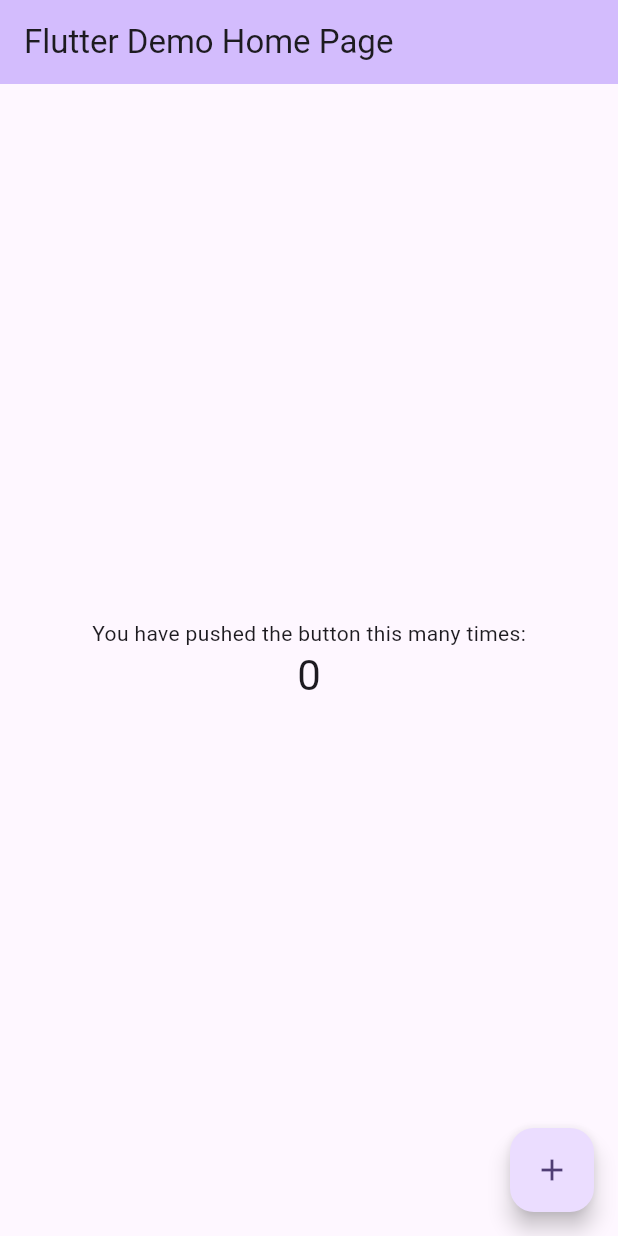
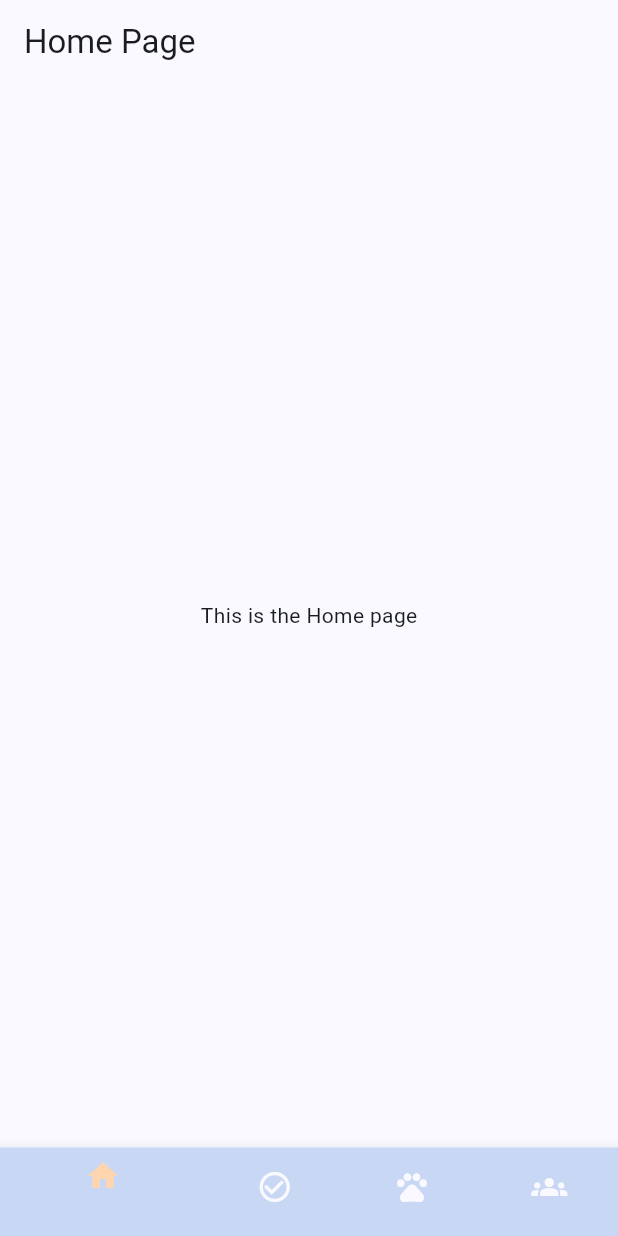
Before and after one commit to tyleraudino/PawsitiveMinds, a Flutter app: the screen it shows after launch, on a phone screen of 412 x 824 dp. Run offline on Flutter 3.47's test engine with Material 3 defaults, Android fonts, the phone set to English and light mode, and no system bars.

Commit message:
created separate pages and linked them together

```diff
--- /dev/null
+++ b/lib/goals.dart
@@ -0,0 +1,15 @@
+import 'package:flutter/material.dart';
+
+class GoalsPage extends StatelessWidget {
+  @override
+  Widget build(BuildContext context) {
+    return Scaffold(
+      appBar: AppBar(
+        title: Text('Goals Page'),
+      ),
+      body: Center(
+        child: Text('This is the Goals page'),
+      ),
+    );
+  }
+}
--- /dev/null
+++ b/lib/home.dart
@@ -0,0 +1,16 @@
+import 'package:flutter/material.dart';
+
+
+class HomePage extends StatelessWidget {
+  @override
+  Widget build(BuildContext context) {
+    return Scaffold(
+      appBar: AppBar(
+        title: Text('Home Page'),
+      ),
+      body: Center(
+        child: Text('This is the Home page'),
+      )
+    );
+  }
+}
--- /dev/null
+++ b/lib/login.dart
@@ -0,0 +1,15 @@
+import 'package:flutter/material.dart';
+
+class LoginPage extends StatelessWidget {
+  @override
+  Widget build(BuildContext context) {
+    return Scaffold(
+      appBar: AppBar(
+        title: Text('Login Page'),
+      ),
+      body: Center(
+        child: Text('This is the Login page'),
+      ),
+    );
+  }
+}
--- a/lib/main.dart
+++ b/lib/main.dart
@@ -1,125 +1,77 @@
 import 'package:flutter/material.dart';
+import 'home.dart';
+import 'goals.dart';
+import 'rewards.dart';
+import 'login.dart';
+import 'social.dart';
 
 void main() {
-  runApp(const MyApp());
+  runApp(MyApp());
 }
 
 class MyApp extends StatelessWidget {
-  const MyApp({super.key});
-
-  // This widget is the root of your application.
   @override
   Widget build(BuildContext context) {
     return MaterialApp(
-      title: 'Flutter Demo',
+      title: 'Pawsitive Minds',
       theme: ThemeData(
-        // This is the theme of your application.
-        //
-        // TRY THIS: Try running your application with "flutter run". You'll see
-        // the application has a purple toolbar. Then, without quitting the app,
-        // try changing the seedColor in the colorScheme below to Colors.green
-        // and then invoke "hot reload" (save your changes or press the "hot
-        // reload" button in a Flutter-supported IDE, or press "r" if you used
-        // the command line to start the app).
-        //
-        // Notice that the counter didn't reset back to zero; the application
-        // state is not lost during the reload. To reset the state, use hot
-        // restart instead.
-        //
-        // This works for code too, not just values: Most code changes can be
-        // tested with just a hot reload.
-        colorScheme: ColorScheme.fromSeed(seedColor: Colors.deepPurple),
-        useMaterial3: true,
+        colorSchemeSeed: const Color.fromRGBO(200, 215, 243, 1.0),
+        canvasColor: const Color.fromRGBO(200, 215, 243, 1.0),
       ),
-      home: const MyHomePage(title: 'Flutter Demo Home Page'),
+      home: MainPage(),
     );
   }
 }
 
-class MyHomePage extends StatefulWidget {
-  const MyHomePage({super.key, required this.title});
-
-  // This widget is the home page of your application. It is stateful, meaning
-  // that it has a State object (defined below) that contains fields that affect
-  // how it looks.
-
-  // This class is the configuration for the state. It holds the values (in this
-  // case the title) provided by the parent (in this case the App widget) and
-  // used by the build method of the State. Fields in a Widget subclass are
-  // always marked "final".
-
-  final String title;
-
+class MainPage extends StatefulWidget {
   @override
-  State<MyHomePage> createState() => _MyHomePageState();
+  _MainPageState createState() => _MainPageState();
 }
 
-class _MyHomePageState extends State<MyHomePage> {
-  int _counter = 0;
+class _MainPageState extends State<MainPage> {
+  int _selectedIndex = 0;
 
-  void _incrementCounter() {
+  static List<Widget> _pages = <Widget>[
+    HomePage(),
+    GoalsPage(),
+    RewardsPage(),
+    SocialPage(),
+  ];
+
+  void _onItemTapped(int index) {
     setState(() {
-      // This call to setState tells the Flutter framework that something has
-      // changed in this State, which causes it to rerun the build method below
-      // so that the display can reflect the updated values. If we changed
-      // _counter without calling setState(), then the build method would not be
-      // called again, and so nothing would appear to happen.
-      _counter++;
+      _selectedIndex = index;
     });
   }
 
   @override
   Widget build(BuildContext context) {
-    // This method is rerun every time setState is called, for instance as done
-    // by the _incrementCounter method above.
-    //
-    // The Flutter framework has been optimized to make rerunning build methods
-    // fast, so that you can just rebuild anything that needs updating rather
-    // than having to individually change instances of widgets.
     return Scaffold(
-      appBar: AppBar(
-        // TRY THIS: Try changing the color here to a specific color (to
-        // Colors.amber, perhaps?) and trigger a hot reload to see the AppBar
-        // change color while the other colors stay the same.
-        backgroundColor: Theme.of(context).colorScheme.inversePrimary,
-        // Here we take the value from the MyHomePage object that was created by
-        // the App.build method, and use it to set our appbar title.
-        title: Text(widget.title),
+      body: _pages[_selectedIndex],
+      bottomNavigationBar: BottomNavigationBar(
+        items: const <BottomNavigationBarItem>[
+          BottomNavigationBarItem(
+            icon: Icon(Icons.home),
+            label: "",
+          ),
+          BottomNavigationBarItem(
+            icon: Icon(Icons.check_circle_outline),
+            label: "",
+          ),
+          BottomNavigationBarItem(
+            icon: Icon(Icons.pets),
+            label: "",
+          ),
+          BottomNavigationBarItem(
+            icon: Icon(Icons.groups),
+            label: "",
+          )
+        ],
+        backgroundColor: const Color.fromRGBO(200, 215, 243, 1.0),
+        currentIndex: _selectedIndex,
+        selectedItemColor: const Color.fromRGBO(255,213,176, 1.0),
+        onTap: _onItemTapped,
       ),
-      body: Center(
-        // Center is a layout widget. It takes a single child and positions it
-        // in the middle of the parent.
-        child: Column(
-          // Column is also a layout widget. It takes a list of children and
-          // arranges them vertically. By default, it sizes itself to fit its
-          // children horizontally, and tries to be as tall as its parent.
-          //
-          // Column has various properties to control how it sizes itself and
-          // how it positions its children. Here we use mainAxisAlignment to
-          // center the children vertically; the main axis here is the vertical
-          // axis because Columns are vertical (the cross axis would be
-          // horizontal).
-          //
-          // TRY THIS: Invoke "debug painting" (choose the "Toggle Debug Paint"
-          // action in the IDE, or press "p" in the console), to see the
-          // wireframe for each widget.
-          mainAxisAlignment: MainAxisAlignment.center,
-          children: <Widget>[
-            const Text(
-              'You have pushed the button this many times:',
-            ),
-            Text(
-              '$_counter',
-              style: Theme.of(context).textTheme.headlineMedium,
-            ),
-          ],
-        ),
-      ),
-      floatingActionButton: FloatingActionButton(
-        onPressed: _incrementCounter,
-        tooltip: 'Increment',
-        child: const Icon(Icons.add),
-      ), // This trailing comma makes auto-formatting nicer for build methods.
     );
   }
 }
--- /dev/null
+++ b/lib/rewards.dart
@@ -0,0 +1,15 @@
+import 'package:flutter/material.dart';
+
+class RewardsPage extends StatelessWidget {
+  @override
+  Widget build(BuildContext context) {
+    return Scaffold(
+      appBar: AppBar(
+        title: Text('Rewards Page'),
+      ),
+      body: Center(
+        child: Text('This is the Rewards page'),
+      ),
+    );
+  }
+}
--- /dev/null
+++ b/lib/social.dart
@@ -0,0 +1,15 @@
+import 'package:flutter/material.dart';
+
+class SocialPage extends StatelessWidget {
+  @override
+  Widget build(BuildContext context) {
+    return Scaffold(
+      appBar: AppBar(
+        title: Text('Social Page'),
+      ),
+      body: Center(
+        child: Text('This is the Social page'),
+      ),
+    );
+  }
+}
--- a/pubspec.yaml
+++ b/pubspec.yaml
@@ -1,5 +1,5 @@
-name: flutter_application_1
-description: "A new Flutter project."
+name: pawsitive_minds
+description: "An app that encourages goal setting and mental health improvement by rewarding you with cats!"
 # The following line prevents the package from being accidentally published to
 # pub.dev using `flutter pub publish`. This is preferred for private packages.
 publish_to: 'none' # Remove this line if you wish to publish to pub.dev
@@ -31,6 +31,8 @@ dependencies:
   flutter:
     sdk: flutter
 
+  english_words: ^4.0.0
+  provider: ^6.0.0
 
   # The following adds the Cupertino Icons font to your application.
   # Use with the CupertinoIcons class for iOS style icons.
```
